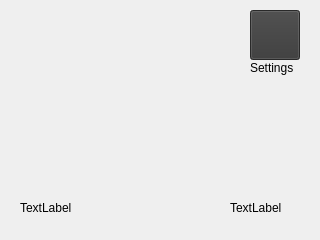
First picture: the form in GuiRasp/mainwindow.ui, repository cala21/CSCI-3308, before the edit.
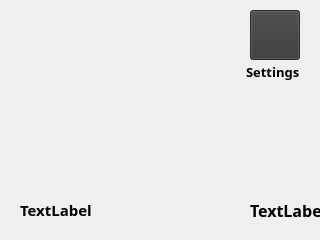
Second picture: the form after the edit. Icons and pictures are not drawn.

What changed in the file:
```diff
--- a/GuiRasp/mainwindow.ui
+++ b/GuiRasp/mainwindow.ui
@@ -52,12 +52,20 @@
    <widget class="QLabel" name="label">
     <property name="geometry">
      <rect>
-      <x>250</x>
-      <y>60</y>
-      <width>59</width>
+      <x>246</x>
+      <y>64</y>
+      <width>61</width>
       <height>16</height>
      </rect>
     </property>
+    <property name="font">
+     <font>
+      <family>Purisa</family>
+      <pointsize>10</pointsize>
+      <weight>75</weight>
+      <bold>true</bold>
+     </font>
+    </property>
     <property name="text">
      <string>Settings</string>
     </property>
@@ -67,10 +75,18 @@
      <rect>
       <x>20</x>
       <y>200</y>
-      <width>71</width>
-      <height>16</height>
+      <width>150</width>
+      <height>20</height>
      </rect>
     </property>
+    <property name="font">
+     <font>
+      <family>Purisa</family>
+      <pointsize>11</pointsize>
+      <weight>75</weight>
+      <bold>true</bold>
+     </font>
+    </property>
     <property name="text">
      <string>TextLabel</string>
     </property>
@@ -78,12 +94,20 @@
    <widget class="QLabel" name="tLab">
     <property name="geometry">
      <rect>
-      <x>230</x>
+      <x>250</x>
       <y>200</y>
-      <width>59</width>
-      <height>16</height>
+      <width>71</width>
+      <height>20</height>
      </rect>
     </property>
+    <property name="font">
+     <font>
+      <family>Purisa</family>
+      <pointsize>12</pointsize>
+      <weight>75</weight>
+      <bold>true</bold>
+     </font>
+    </property>
     <property name="text">
      <string>TextLabel</string>
     </property>
```
